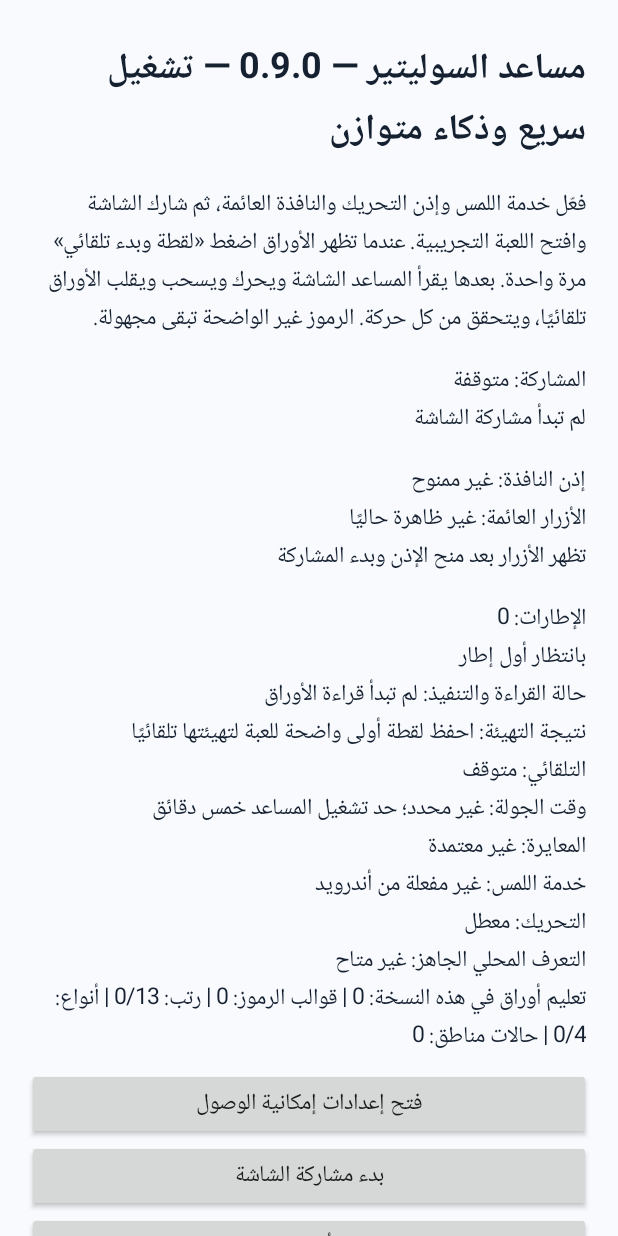
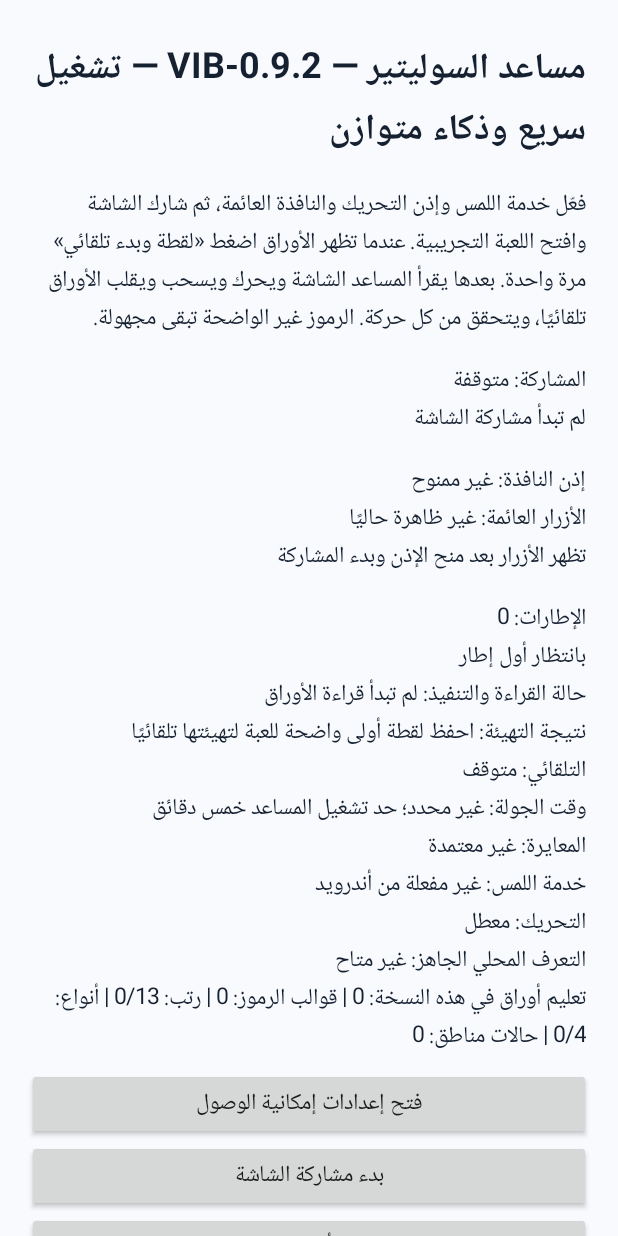
Before and after one commit to K7mop/SolitaireBot-VIB, an Android app: the screen it shows after launch (MainActivity), on a phone screen of 412 x 824 dp. Run offline under Robolectric (Android 15) with nearby library versions, the phone set to English and light mode, and no system bars.

Commit message:
Attach persistent diagnostics in main UI and correct version labels

```diff
--- a/app/src/main/java/com/retq/solitairebot/ui/MainActivity.kt
+++ b/app/src/main/java/com/retq/solitairebot/ui/MainActivity.kt
@@ -68,6 +68,7 @@ class MainActivity : AsyncActivity() {
 
     override fun onCreate(savedInstanceState: Bundle?) {
         super.onCreate(savedInstanceState)
+        RoundDiagnostics.attach(this)
         overlaySettingsPending = savedInstanceState?.getBoolean("overlay_settings_pending") ?: false
         captureAfterOverlay = savedInstanceState?.getBoolean("capture_after_overlay") ?: false
         projectionRequestInFlight = savedInstanceState?.getBoolean("projection_request_in_flight") ?: false
@@ -81,7 +82,7 @@ class MainActivity : AsyncActivity() {
             setPadding(dp(18), dp(18), dp(18), dp(28))
             setBackgroundColor(Color.rgb(248, 250, 253))
         }
-        root.addView(label("مساعد السوليتير — 0.9.0 — تشغيل سريع وذكاء متوازن", true))
+        root.addView(label("مساعد السوليتير — 0.9.2-VIB — تشغيل سريع وذكاء متوازن", true))
         root.addView(label("فعّل خدمة اللمس وإذن التحريك والنافذة العائمة، ثم شارك الشاشة وافتح اللعبة التجريبية. عندما تظهر الأوراق اضغط «لقطة وبدء تلقائي» مرة واحدة. بعدها يقرأ المساعد الشاشة ويحرك ويسحب ويقلب الأوراق تلقائيًا، ويتحقق من كل حركة. الرموز غير الواضحة تبقى مجهولة."))
         captureText = label("")
         overlayText = label("")
@@ -166,7 +167,7 @@ class MainActivity : AsyncActivity() {
             val report = RoundDiagnostics.report()
             val share = Intent(Intent.ACTION_SEND).apply {
                 type = "text/plain"
-                putExtra(Intent.EXTRA_SUBJECT, "SolitaireBot 0.8.10 round diagnostics")
+                putExtra(Intent.EXTRA_SUBJECT, "SolitaireBot round diagnostics")
                 putExtra(Intent.EXTRA_TEXT, report)
             }
             startActivity(Intent.createChooser(share, "مشاركة تقرير الجولة"))
```
